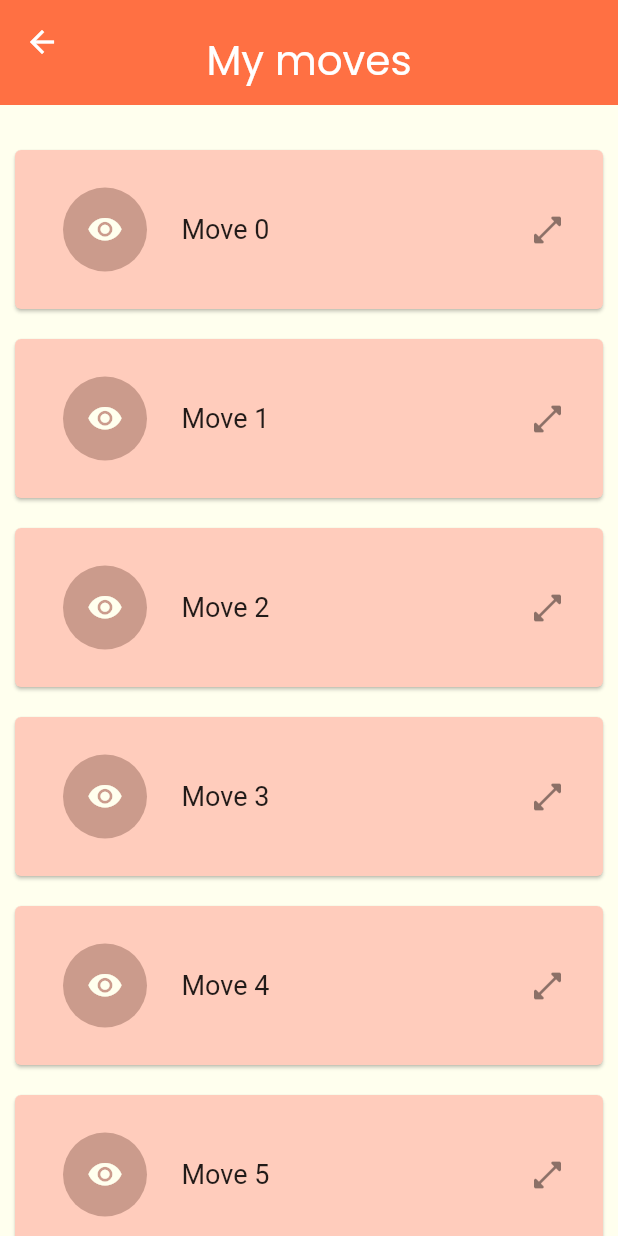
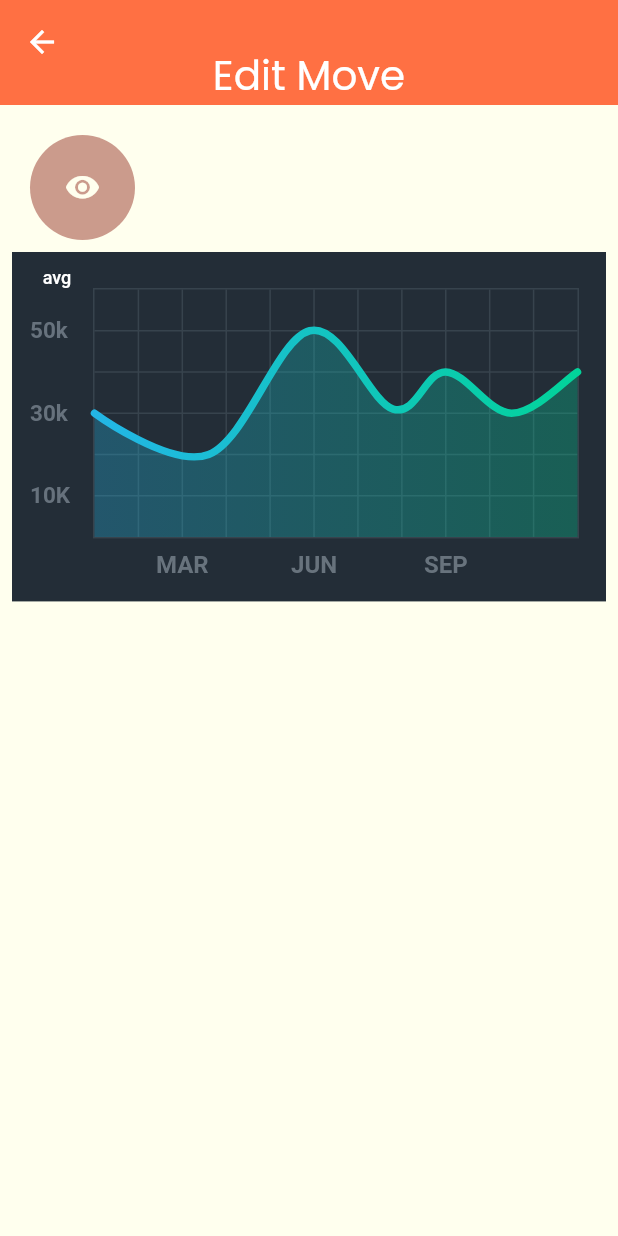
Before and after one commit to karenlander/Animatronics, a Flutter app: the MainScreen screen opened directly, after a tap on an icon or button, on a phone screen of 412 x 824 dp. Run offline on Flutter 3.47's test engine with Material 2 defaults, Android fonts, the phone set to English and light mode, and no system bars; drawn by our look-alikes of fl_chart; our stand-ins replace animated_background, firebase_core, lottie; accounts and stored records are empty.

Commit message:
Edit move

```diff
--- /dev/null
+++ b/App/lib/edit_move_screen.dart
@@ -0,0 +1,63 @@
+import 'package:animatronics/utils.dart';
+import 'package:flutter/cupertino.dart';
+import 'package:flutter/material.dart';
+import 'package:fl_chart/fl_chart.dart';
+
+import 'line_chart_sample2.dart';
+
+class EditMove extends StatefulWidget {
+  const EditMove({Key? key}) : super(key: key);
+
+  @override
+  _EditMoveState createState() => _EditMoveState();
+}
+
+class _EditMoveState extends State<EditMove> {
+  @override
+  Widget build(BuildContext context) {
+    return Scaffold(
+        backgroundColor: lightPink(),
+        appBar: PreferredSize(
+          preferredSize: const Size.fromHeight(70.0),
+          child: AppBar(
+            backgroundColor: primaryOrange(),
+            elevation: 0,
+            flexibleSpace: Padding(
+              padding: const EdgeInsets.only(top: 30.0),
+              child: Column(
+                children: [
+                  newText(27, Colors.white, "Edit Move", false, true),
+                ],
+              ),
+            ),
+          ),
+        ),
+        body: Padding(
+          padding: const EdgeInsets.only(top:20),
+          child: Column(
+            children: [
+              Padding(
+                padding: const EdgeInsets.only(left:20),
+                child: Row(
+                 // mainAxisAlignment: MainAxisAlignment.end,
+                  children: [
+                    CircleAvatar(
+                      radius: 35,
+                      child: Icon(
+                          Icons.visibility_rounded,
+                          color: lightPink()
+                      ),
+                      backgroundColor: darkPink(),
+                    ),
+                  ],
+                ),
+              ),
+              Padding(
+                padding: const EdgeInsets.all(8.0),
+                child: LineChartSample2(),
+              )
+            ],
+          ),
+        ));
+  }
+}
--- /dev/null
+++ b/App/lib/line_chart_sample2.dart
@@ -0,0 +1,296 @@
+import 'package:fl_chart/fl_chart.dart';
+import 'package:flutter/material.dart';
+
+class LineChartSample2 extends StatefulWidget {
+  const LineChartSample2({Key? key}) : super(key: key);
+
+  @override
+  _LineChartSample2State createState() => _LineChartSample2State();
+}
+
+class _LineChartSample2State extends State<LineChartSample2> {
+  List<Color> gradientColors = [
+    const Color(0xff23b6e6),
+    const Color(0xff02d39a),
+  ];
+
+  bool showAvg = false;
+
+  @override
+  Widget build(BuildContext context) {
+    return Stack(
+      children: <Widget>[
+        AspectRatio(
+          aspectRatio: 1.70,
+          child: Container(
+            decoration: const BoxDecoration(
+                color: Color(0xff232d37)),
+            child: Padding(
+              padding: const EdgeInsets.only(
+                  right: 18.0, left: 12.0, top: 24, bottom: 12),
+              child: LineChart(
+                showAvg ? avgData() : mainData(),
+              ),
+            ),
+          ),
+        ),
+        SizedBox(
+          width: 60,
+          height: 34,
+          child: TextButton(
+            onPressed: () {
+              setState(() {
+                showAvg = !showAvg;
+              });
+            },
+            child: Text(
+              'avg',
+              style: TextStyle(
+                  fontSize: 12,
+                  color:
+                  showAvg ? Colors.white.withOpacity(0.5) : Colors.white),
+            ),
+          ),
+        ),
+      ],
+    );
+  }
+
+  Widget bottomTitleWidgets(double value, TitleMeta meta) {
+    const style = TextStyle(
+      color: Color(0xff68737d),
+      fontWeight: FontWeight.bold,
+      fontSize: 16,
+    );
+    Widget text;
+    switch (value.toInt()) {
+      case 2:
+        text = const Text('MAR', style: style);
+        break;
+      case 5:
+        text = const Text('JUN', style: style);
+        break;
+      case 8:
+        text = const Text('SEP', style: style);
+        break;
+      default:
+        text = const Text('', style: style);
+        break;
+    }
+
+    return Padding(child: text, padding: const EdgeInsets.only(top: 8.0));
+  }
+
+  Widget leftTitleWidgets(double value, TitleMeta meta) {
+    const style = TextStyle(
+      color: Color(0xff67727d),
+      fontWeight: FontWeight.bold,
+      fontSize: 15,
+    );
+    String text;
+    switch (value.toInt()) {
+      case 1:
+        text = '10K';
+        break;
+      case 3:
+        text = '30k';
+        break;
+      case 5:
+        text = '50k';
+        break;
+      default:
+        return Container();
+    }
+
+    return Text(text, style: style, textAlign: TextAlign.left);
+  }
+
+  LineChartData mainData() {
+    return LineChartData(
+      gridData: FlGridData(
+        show: true,
+        drawVerticalLine: true,
+        horizontalInterval: 1,
+        verticalInterval: 1,
+        getDrawingHorizontalLine: (value) {
+          return FlLine(
+            color: const Color(0xff37434d),
+            strokeWidth: 1,
+          );
+        },
+        getDrawingVerticalLine: (value) {
+          return FlLine(
+            color: const Color(0xff37434d),
+            strokeWidth: 1,
+          );
+        },
+      ),
+      titlesData: FlTitlesData(
+        show: true,
+        rightTitles: AxisTitles(
+          sideTitles: SideTitles(showTitles: false),
+        ),
+        topTitles: AxisTitles(
+          sideTitles: SideTitles(showTitles: false),
+        ),
+        bottomTitles: AxisTitles(
+          sideTitles: SideTitles(
+            showTitles: true,
+            reservedSize: 30,
+            interval: 1,
+            getTitlesWidget: bottomTitleWidgets,
+          ),
+        ),
+        leftTitles: AxisTitles(
+          sideTitles: SideTitles(
+            showTitles: true,
+            interval: 1,
+            getTitlesWidget: leftTitleWidgets,
+            reservedSize: 42,
+          ),
+        ),
+      ),
+      borderData: FlBorderData(
+          show: true,
+          border: Border.all(color: const Color(0xff37434d), width: 1)),
+      minX: 0,
+      maxX: 11,
+      minY: 0,
+      maxY: 6,
+      lineBarsData: [
+        LineChartBarData(
+          spots: const [
+            FlSpot(0, 3),
+            FlSpot(2.6, 2),
+            FlSpot(4.9, 5),
+            FlSpot(6.8, 3.1),
+            FlSpot(8, 4),
+            FlSpot(9.5, 3),
+            FlSpot(11, 4),
+          ],
+          isCurved: true,
+          gradient: LinearGradient(
+            colors: gradientColors,
+            begin: Alignment.centerLeft,
+            end: Alignment.centerRight,
+          ),
+          barWidth: 5,
+          isStrokeCapRound: true,
+          dotData: FlDotData(
+            show: false,
+          ),
+          belowBarData: BarAreaData(
+            show: true,
+            gradient: LinearGradient(
+              colors: gradientColors
+                  .map((color) => color.withOpacity(0.3))
+                  .toList(),
+              begin: Alignment.centerLeft,
+              end: Alignment.centerRight,
+            ),
+          ),
+        ),
+      ],
+    );
+  }
+
+  LineChartData avgData() {
+    return LineChartData(
+      lineTouchData: LineTouchData(enabled: false),
+      gridData: FlGridData(
+        show: true,
+        drawHorizontalLine: true,
+        verticalInterval: 1,
+        horizontalInterval: 1,
+        getDrawingVerticalLine: (value) {
+          return FlLine(
+            color: const Color(0xff37434d),
+            strokeWidth: 1,
+          );
+        },
+        getDrawingHorizontalLine: (value) {
+          return FlLine(
+            color: const Color(0xff37434d),
+            strokeWidth: 1,
+          );
+        },
+      ),
+      titlesData: FlTitlesData(
+        show: true,
+        bottomTitles: AxisTitles(
+          sideTitles: SideTitles(
+            showTitles: true,
+            reservedSize: 30,
+            getTitlesWidget: bottomTitleWidgets,
+            interval: 1,
+          ),
+        ),
+        leftTitles: AxisTitles(
+          sideTitles: SideTitles(
+            showTitles: true,
+            getTitlesWidget: leftTitleWidgets,
+            reservedSize: 42,
+            interval: 1,
+          ),
+        ),
+        topTitles: AxisTitles(
+          sideTitles: SideTitles(showTitles: false),
+        ),
+        rightTitles: AxisTitles(
+          sideTitles: SideTitles(showTitles: false),
+        ),
+      ),
+      borderData: FlBorderData(
+          show: true,
+          border: Border.all(color: const Color(0xff37434d), width: 1)),
+      minX: 0,
+      maxX: 11,
+      minY: 0,
+      maxY: 6,
+      lineBarsData: [
+        LineChartBarData(
+          spots: const [
+            FlSpot(0, 3.44),
+            FlSpot(2.6, 3.44),
+            FlSpot(4.9, 3.44),
+            FlSpot(6.8, 3.44),
+            FlSpot(8, 3.44),
+            FlSpot(9.5, 3.44),
+            FlSpot(11, 3.44),
+          ],
+          isCurved: true,
+          gradient: LinearGradient(
+            colors: [
+              ColorTween(begin: gradientColors[0], end: gradientColors[1])
+                  .lerp(0.2)!,
+              ColorTween(begin: gradientColors[0], end: gradientColors[1])
+                  .lerp(0.2)!,
+            ],
+            begin: Alignment.centerLeft,
+            end: Alignment.centerRight,
+          ),
+          barWidth: 5,
+          isStrokeCapRound: true,
+          dotData: FlDotData(
+            show: false,
+          ),
+          belowBarData: BarAreaData(
+            show: true,
+            gradient: LinearGradient(
+              colors: [
+                ColorTween(begin: gradientColors[0], end: gradientColors[1])
+                    .lerp(0.2)!
+                    .withOpacity(0.1),
+                ColorTween(begin: gradientColors[0], end: gradientColors[1])
+                    .lerp(0.2)!
+                    .withOpacity(0.1),
+              ],
+              begin: Alignment.centerLeft,
+              end: Alignment.centerRight,
+            ),
+          ),
+        ),
+      ],
+    );
+  }
+}
--- a/App/lib/moves_screen.dart
+++ b/App/lib/moves_screen.dart
@@ -1,6 +1,8 @@
 import 'package:animatronics/utils.dart';
 import 'package:flutter/cupertino.dart';
 import 'package:flutter/material.dart';
+
+import 'edit_move_screen.dart';
 
 class MainScreen extends StatefulWidget {
   const MainScreen({Key? key}) : super(key: key);
@@ -16,6 +18,7 @@
   @override
   Widget build(BuildContext context) {
     return Scaffold(
+      floatingActionButton: FabWidget(),
       backgroundColor: lightPink(),
       appBar: PreferredSize(
         preferredSize: const Size.fromHeight(70.0),
@@ -23,7 +26,7 @@
           backgroundColor: primaryOrange(),
           elevation: 0,
           flexibleSpace: Padding(
-            padding: const EdgeInsets.only(top: 20.0),
+            padding: const EdgeInsets.only(top: 30.0),
             child: Column(
               children: [
                 newText(27, Colors.white, "My moves", false, true),
@@ -50,7 +53,7 @@
                     style: const TextStyle(fontSize: 18),
                   ),
                   trailing: const Icon(
-                    Icons.open_in_full_rounded,
+                    Icons.mode_edit,
                   ),
                   leading:  CircleAvatar(
                     radius: 35,
@@ -60,7 +63,10 @@
                     ),
                     backgroundColor: darkPink(),
                   ),
-                  onTap: () {/* Do something else */},
+                  onTap: () {
+                    //TODO: not here
+                    Navigator.of(context).push(MaterialPageRoute(builder: (context)=> EditMove()));
+                  },
                 ),
               );
             },
@@ -78,3 +84,23 @@
     );
   }
 }
+
+class FabWidget extends StatefulWidget {
+  const FabWidget({Key? key}) : super(key: key);
+
+  @override
+  _FabWidgetState createState() => _FabWidgetState();
+}
+
+class _FabWidgetState extends State<FabWidget> {
+  @override
+  Widget build(BuildContext context) {
+    return FloatingActionButton(
+        child: Icon(Icons.play_arrow),
+        backgroundColor: primaryOrange(),
+        onPressed: (){
+
+        }
+    );
+  }
+}
--- a/App/pubspec.yaml
+++ b/App/pubspec.yaml
@@ -37,6 +37,7 @@
   # Use with the CupertinoIcons class for iOS style icons.
   cupertino_icons: ^1.0.2
   flutter_reorderable_list: ^1.2.0
+  fl_chart: ^0.50.1
 
 dev_dependencies:
   flutter_test:
```
Also changed, not shown: App/pubspec.lock.
